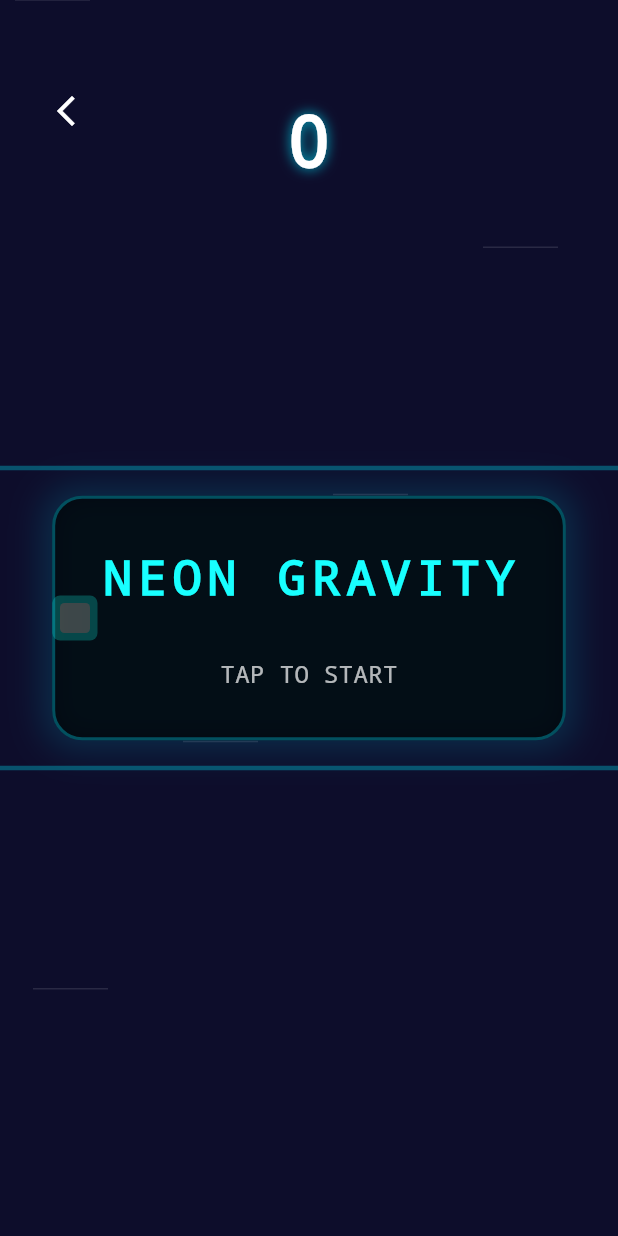
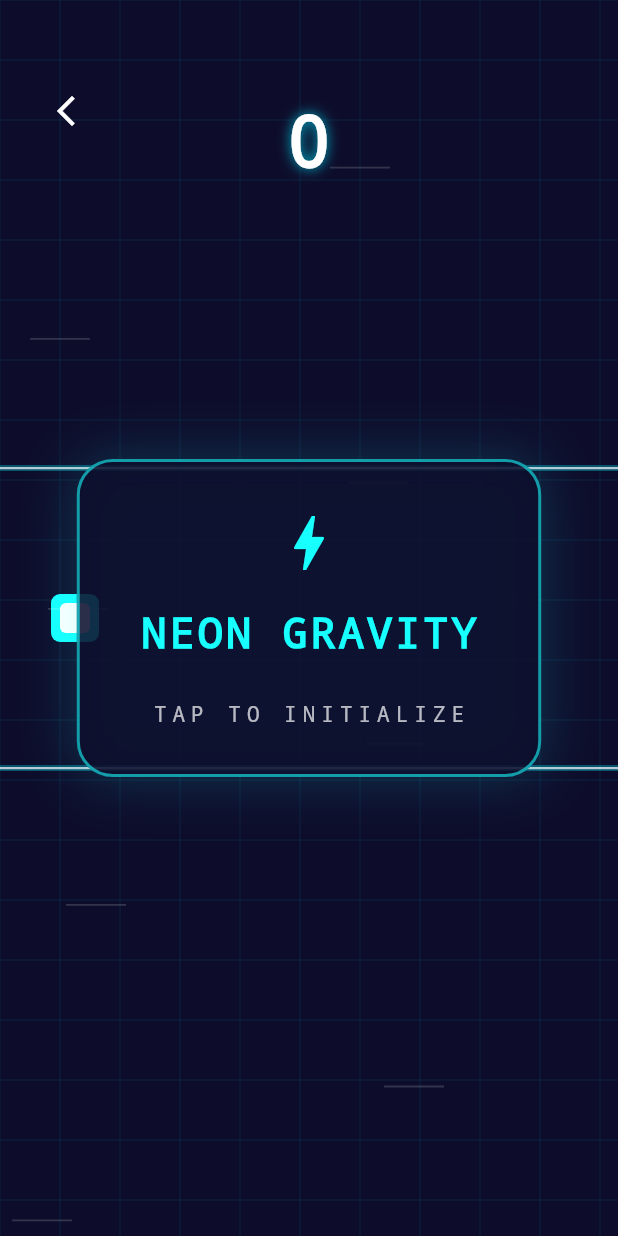
Before and after one commit to m0dern6/neon-arcade-studio, a Flutter app: the screen it shows once a user with an empty profile is signed in, after a tap on "Neon Gravity", on a phone screen of 412 x 824 dp. Run offline on Flutter 3.47's test engine with Material 3 defaults, Android fonts, the phone set to English and light mode, and no system bars; our stand-ins replace audioplayers, cloud_firestore, connectivity_plus, firebase_auth, firebase_core, flutter_animate and 1 more; missing offline and left inert: games_services; accounts and stored records are empty; generated files the repository leaves out were written again.

Commit message:
feat: Implement initial game modules, core services, and studio home screen.

```diff
--- a/lib/game/neon_gravity.dart
+++ b/lib/game/neon_gravity.dart
@@ -1,13 +1,13 @@
 import 'dart:math';
 import 'package:flutter/material.dart';
-import 'package:firebase_auth/firebase_auth.dart';
 import '../services/database_service.dart';
 import '../services/settings_manager.dart';
 import 'audio_manager.dart';
 import '../widgets/pause_overlay.dart';
 
 class NeonGravityGame extends StatefulWidget {
-  const NeonGravityGame({super.key});
+  final String? uid;
+  const NeonGravityGame({super.key, this.uid});
 
   @override
   State<NeonGravityGame> createState() => _NeonGravityGameState();
@@ -25,6 +25,7 @@ class _NeonGravityGameState extends State<NeonGravityGame>
   bool isGameOver = false;
   bool isStarted = false;
   bool isPaused = false;
+  List<Offset> trail = []; // Player trail
 
   List<Obstacle> obstacles = [];
   double speed = 5.0;
@@ -72,6 +73,13 @@ class _NeonGravityGameState extends State<NeonGravityGame>
     setState(() {
       // Smooth player movement
       playerY += (playerTargetY - playerY) * 0.15;
+
+      // Update trail
+      final screenHeight = MediaQuery.of(context).size.height;
+      final laneOffset = 80.0;
+      final pY = (screenHeight / 2) + (playerY * laneOffset);
+      trail.insert(0, Offset(playerX, pY));
+      if (trail.length > 15) trail.removeLast();
 
       // Move obstacles
       int level = (score / 10).floor();
@@ -152,11 +160,8 @@ class _NeonGravityGameState extends State<NeonGravityGame>
     AudioManager().playSfx('gameover.mp3');
     _controller.stop();
 
-    // Persist score to Firebase if user is logged in
-    final user = FirebaseAuth.instance.currentUser;
-    if (user != null) {
-      DatabaseService(uid: user.uid).updateScore('neon_gravity', score);
-    }
+    // Persist score to Firebase or locally
+    DatabaseService(uid: widget.uid).updateScore('neon_gravity', score);
   }
 
   void _onTap() {
@@ -206,6 +211,7 @@ class _NeonGravityGameState extends State<NeonGravityGame>
                   obstacles: obstacles,
                   score: score,
                   graphicsQuality: _graphicsQuality,
+                  trail: trail,
                 ),
                 size: Size.infinite,
               ),
@@ -233,51 +239,59 @@ class _NeonGravityGameState extends State<NeonGravityGame>
               if (!isStarted || isGameOver)
                 Center(
                   child: Container(
-                    padding: const EdgeInsets.all(30),
+                    padding: const EdgeInsets.symmetric(horizontal: 40, vertical: 30),
                     decoration: BoxDecoration(
-                      color: Colors.black.withAlpha(180),
-                      borderRadius: BorderRadius.circular(20),
+                      color: const Color(0xFF0D0D2B).withAlpha(220),
+                      borderRadius: BorderRadius.circular(24),
                       border: Border.all(
-                        color: Colors.cyan.withAlpha(100),
+                        color: (isGameOver ? Colors.redAccent : Colors.cyanAccent).withAlpha(150),
                         width: 2,
                       ),
                       boxShadow: [
                         BoxShadow(
-                          color: Colors.cyan.withAlpha(50),
-                          blurRadius: 20,
-                          spreadRadius: 5,
+                          color: (isGameOver ? Colors.redAccent : Colors.cyanAccent).withAlpha(40),
+                          blurRadius: 30,
+                          spreadRadius: 2,
                         ),
                       ],
                     ),
                     child: Column(
                       mainAxisSize: MainAxisSize.min,
                       children: [
+                        Icon(
+                          isGameOver ? Icons.error_outline : Icons.bolt,
+                          color: isGameOver ? Colors.redAccent : Colors.cyanAccent,
+                          size: 48,
+                        ),
+                        const SizedBox(height: 16),
                         Text(
-                          isGameOver ? 'GAME OVER' : 'NEON GRAVITY',
+                          isGameOver ? 'SYSTEM FAILURE' : 'NEON GRAVITY',
                           style: TextStyle(
-                            color: isGameOver
-                                ? Colors.redAccent
-                                : Colors.cyanAccent,
-                            fontSize: 32,
-                            fontWeight: FontWeight.bold,
-                            letterSpacing: 4,
+                            color: isGameOver ? Colors.redAccent : Colors.cyanAccent,
+                            fontSize: 28,
+                            fontWeight: FontWeight.w900,
+                            letterSpacing: 2,
                           ),
                         ),
-                        const SizedBox(height: 10),
-                        if (isGameOver)
+                        if (isGameOver) ...[
+                          const SizedBox(height: 8),
                           Text(
                             'Score: $score',
                             style: const TextStyle(
                               color: Colors.white,
-                              fontSize: 24,
+                              fontSize: 32,
+                              fontWeight: FontWeight.bold,
                             ),
                           ),
-                        const SizedBox(height: 20),
+                        ],
+                        const SizedBox(height: 24),
                         Text(
-                          'TAP TO ${isGameOver ? 'RESTART' : 'START'}',
-                          style: const TextStyle(
-                            color: Colors.white70,
-                            fontSize: 16,
+                          'TAP TO ${isGameOver ? 'RETRY' : 'INITIALIZE'}',
+                          style: TextStyle(
+                            color: Colors.white.withAlpha(180),
+                            fontSize: 14,
+                            letterSpacing: 4,
+                            fontWeight: FontWeight.w500,
                           ),
                         ),
                       ],
@@ -354,6 +368,7 @@ class NeonPainter extends CustomPainter {
   final List<Obstacle> obstacles;
   final int score;
   final GraphicsQuality graphicsQuality;
+  final List<Offset> trail;
 
   NeonPainter({
     required this.playerY,
@@ -361,56 +376,67 @@ class NeonPainter extends CustomPainter {
     required this.obstacles,
     required this.score,
     required this.graphicsQuality,
+    required this.trail,
   });
 
   @override
   void paint(Canvas canvas, Size size) {
     final centerY = size.height / 2;
     final laneOffset = 80.0;
+    final time = DateTime.now().millisecondsSinceEpoch / 1000.0;
 
-    // Draw Lanes
-    final lanePaint = Paint()
+    // 0. Draw Moving Grid Background
+    final gridPaint = Paint()
+      ..color = Colors.cyan.withAlpha(20)
+      ..strokeWidth = 1;
+
+    double gridSpeed = 100.0;
+    double offsetX = (time * gridSpeed) % 40;
+
+    for (double x = -offsetX; x < size.width; x += 40) {
+      canvas.drawLine(Offset(x, 0), Offset(x, size.height), gridPaint);
+    }
+    for (double y = 0; y < size.height; y += 40) {
+      canvas.drawLine(Offset(0, y), Offset(size.width, y), gridPaint);
+    }
+
+    // 1. Draw Lanes
+    final laneCorePaint = Paint()
+      ..color = Colors.white.withAlpha(180)
+      ..strokeWidth = 1.5;
+
+    final laneGlowPaint = Paint()
       ..color = Colors.cyan.withAlpha(100)
-      ..strokeWidth = 3
+      ..strokeWidth = 4
       ..style = PaintingStyle.stroke;
 
     if (graphicsQuality != GraphicsQuality.low) {
-      lanePaint.maskFilter = MaskFilter.blur(
+      laneGlowPaint.maskFilter = MaskFilter.blur(
         BlurStyle.normal,
-        graphicsQuality == GraphicsQuality.high ? 8 : 3,
+        graphicsQuality == GraphicsQuality.high ? 4 : 2, // Fixed: Reduced blur for visibility
       );
+
       if (graphicsQuality == GraphicsQuality.high) {
-        canvas.drawLine(
-          Offset(0, centerY - laneOffset - 20),
-          Offset(size.width, centerY - laneOffset - 20),
-          Paint()
-            ..color = Colors.cyan.withAlpha(50)
-            ..strokeWidth = 8
-            ..maskFilter = const MaskFilter.blur(BlurStyle.normal, 15),
-        );
-        canvas.drawLine(
-          Offset(0, centerY + laneOffset + 20),
-          Offset(size.width, centerY + laneOffset + 20),
-          Paint()
-            ..color = Colors.cyan.withAlpha(50)
-            ..strokeWidth = 8
-            ..maskFilter = const MaskFilter.blur(BlurStyle.normal, 15),
-        );
+        // Broad outer glow
+        final broadGlow = Paint()
+          ..color = Colors.cyan.withAlpha(40)
+          ..strokeWidth = 12
+          ..maskFilter = const MaskFilter.blur(BlurStyle.normal, 12);
+
+        canvas.drawLine(Offset(0, centerY - laneOffset - 20), Offset(size.width, centerY - laneOffset - 20), broadGlow);
+        canvas.drawLine(Offset(0, centerY + laneOffset + 20), Offset(size.width, centerY + laneOffset + 20), broadGlow);
       }
     }
 
-    canvas.drawLine(
-      Offset(0, centerY - laneOffset - 20),
-      Offset(size.width, centerY - laneOffset - 20),
-      lanePaint,
-    );
-    canvas.drawLine(
-      Offset(0, centerY + laneOffset + 20),
-      Offset(size.width, centerY + laneOffset + 20),
-      lanePaint,
-    );
+    // Draw Top Lane
+    canvas.drawLine(Offset(0, centerY - laneOffset - 20), Offset(size.width, centerY - laneOffset - 20), laneGlowPaint);
+    canvas.drawLine(Offset(0, centerY - laneOffset - 20), Offset(size.width, centerY - laneOffset - 20), laneCorePaint);
 
-    // Draw Obstacles
+    // Draw Bottom Lane
+    canvas.drawLine(Offset(0, centerY + laneOffset + 20), Offset(size.width, centerY + laneOffset + 20), laneGlowPaint);
+    canvas.drawLine(Offset(0, centerY + laneOffset + 20), Offset(size.width, centerY + laneOffset + 20), laneCorePaint);
+
+    // 2. Draw Obstacles
     final obsPaint = Paint()
       ..color = Colors.redAccent
       ..style = PaintingStyle.fill;
@@ -418,7 +444,7 @@ class NeonPainter extends CustomPainter {
     if (graphicsQuality != GraphicsQuality.low) {
       obsPaint.maskFilter = MaskFilter.blur(
         BlurStyle.normal,
-        graphicsQuality == GraphicsQuality.high ? 10 : 5,
+        graphicsQuality == GraphicsQuality.high ? 8 : 4,
       );
     }
 
@@ -428,91 +454,89 @@ class NeonPainter extends CustomPainter {
       if (obs.isTop) {
         path.moveTo(obs.x - 20, oY);
         path.lineTo(obs.x + 20, oY);
-        path.lineTo(obs.x, oY + 30);
+        path.lineTo(obs.x, oY + 35);
       } else {
         path.moveTo(obs.x - 20, oY);
         path.lineTo(obs.x + 20, oY);
-        path.lineTo(obs.x, oY - 30);
+        path.lineTo(obs.x, oY - 35);
       }
       path.close();
       canvas.drawPath(path, obsPaint);
 
-      // Glow for obstacles
-      Paint borderPaint = Paint()
-        ..color = Colors.red.withAlpha(150)
+      // Sharp Core for obstacles
+      final obsCore = Paint()
+        ..color = Colors.white.withAlpha(200)
         ..style = PaintingStyle.stroke
-        ..strokeWidth = 2;
+        ..strokeWidth = 1.5;
+      canvas.drawPath(path, obsCore);
 
       if (graphicsQuality == GraphicsQuality.high) {
-        borderPaint.strokeWidth = 4;
         canvas.drawPath(
           path,
           Paint()
-            ..color = Colors.red.withAlpha(80)
+            ..color = Colors.red.withAlpha(60)
             ..style = PaintingStyle.stroke
-            ..strokeWidth = 8
-            ..maskFilter = const MaskFilter.blur(BlurStyle.normal, 15),
+            ..strokeWidth = 10
+            ..maskFilter = const MaskFilter.blur(BlurStyle.normal, 12),
         );
       }
-
-      canvas.drawPath(path, borderPaint);
     }
 
-    // Draw Player
-    final playerPaint = Paint()
-      ..color = Colors.cyanAccent
-      ..style = PaintingStyle.fill;
+    // 3. Draw Player Trail
+    if (graphicsQuality != GraphicsQuality.low) {
+      for (int i = 0; i < trail.length; i++) {
+        final opacity = (1.0 - (i / trail.length)) * 0.5;
+        canvas.drawCircle(
+          trail[i],
+          15.0 * (1.0 - (i / trail.length)),
+          Paint()
+            ..color = Colors.cyanAccent.withOpacity(opacity)
+            ..maskFilter = const MaskFilter.blur(BlurStyle.normal, 5),
+        );
+      }
+    }
+
+    // 4. Draw Player
+    final pY = centerY + (playerY * laneOffset);
+    final playerRect = Rect.fromCenter(
+      center: Offset(playerX, pY),
+      width: 32,
+      height: 32,
+    );
 
     if (graphicsQuality != GraphicsQuality.low) {
-      playerPaint.maskFilter = MaskFilter.blur(
-        BlurStyle.normal,
-        graphicsQuality == GraphicsQuality.high ? 12 : 8,
+      // Outer Glow
+      canvas.drawRRect(
+        RRect.fromRectAndRadius(playerRect.inflate(4), const Radius.circular(8)),
+        Paint()
+          ..color = Colors.cyanAccent.withAlpha(80)
+          ..maskFilter = MaskFilter.blur(BlurStyle.normal, graphicsQuality == GraphicsQuality.high ? 15 : 8),
       );
     }
 
-    final pY = centerY + (playerY * laneOffset);
-    final playerRect = Rect.fromCenter(
-      center: Offset(playerX, pY),
-      width: 30,
-      height: 30,
+    // Player Body
+    canvas.drawRRect(
+      RRect.fromRectAndRadius(playerRect, const Radius.circular(6)),
+      Paint()..color = Colors.cyanAccent,
     );
 
-    // Outer Glow
-    if (graphicsQuality == GraphicsQuality.high) {
-      canvas.drawRRect(
-        RRect.fromRectAndRadius(
-          playerRect.inflate(2),
-          const Radius.circular(5),
-        ),
-        Paint()
-          ..color = Colors.cyanAccent.withAlpha(100)
-          ..style = PaintingStyle.fill
-          ..maskFilter = const MaskFilter.blur(BlurStyle.normal, 20),
-      );
-    }
-
+    // Player Core
     canvas.drawRRect(
-      RRect.fromRectAndRadius(playerRect, const Radius.circular(5)),
-      playerPaint,
-    );
-
-    // Core
-    canvas.drawRRect(
-      RRect.fromRectAndRadius(playerRect.deflate(5), const Radius.circular(3)),
+      RRect.fromRectAndRadius(playerRect.deflate(6), const Radius.circular(4)),
       Paint()..color = Colors.white,
     );
 
-    // Speed Lines (Visual effect)
+    // 5. Speed Particles/Lines
     final linePaint = Paint()
-      ..color = Colors.white.withAlpha(30)
-      ..strokeWidth = 1;
+      ..color = Colors.white.withAlpha(40)
+      ..strokeWidth = 1.2;
 
-    for (int i = 0; i < 5; i++) {
-      double lx =
-          (DateTime.now().millisecondsSinceEpoch / 2 + i * 100) % size.width;
+    for (int i = 0; i < 8; i++) {
+      double lx = (time * 400 + i * 200) % size.width;
+      double ly = (i * size.height / 8 + (sin(time + i) * 20)) % size.height;
       canvas.drawLine(
-        Offset(size.width - lx, i * size.height / 5),
-        Offset(size.width - lx - 50, i * size.height / 5),
+        Offset(size.width - lx, ly),
+        Offset(size.width - lx - 40, ly),
         linePaint,
       );
     }
```
